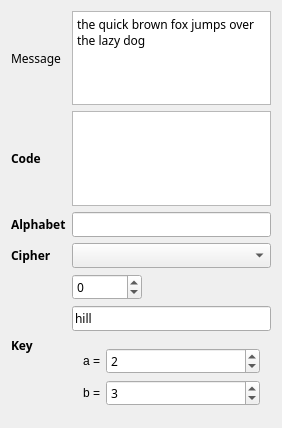
The window that sem5/pkc/ui/cipher_widget.ui (harababurel/homework) describes before a commit, drawn with Qt 5.
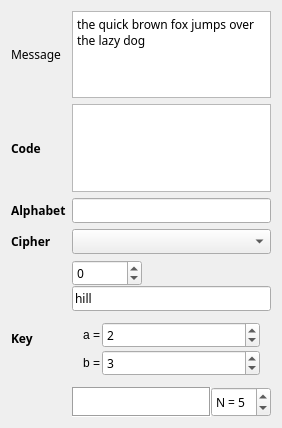
The same window after the commit.

Commit message: Add permutation cipher + drag&drop permutation widget

```diff
--- a/sem5/pkc/ui/cipher_widget.ui
+++ b/sem5/pkc/ui/cipher_widget.ui
@@ -39,8 +39,14 @@
        </property>
       </widget>
      </item>
-     <item row="5" column="1">
+     <item row="6" column="1">
       <layout class="QVBoxLayout" name="verticalLayout">
+       <property name="spacing">
+        <number>0</number>
+       </property>
+       <property name="sizeConstraint">
+        <enum>QLayout::SetMaximumSize</enum>
+       </property>
        <item>
         <widget class="QSpinBox" name="key_spin_box">
          <property name="maximumSize">
@@ -88,6 +94,9 @@
        <item>
         <widget class="QWidget" name="affine_widget" native="true">
          <layout class="QGridLayout" name="affine_key_grid">
+          <property name="spacing">
+           <number>2</number>
+          </property>
           <item row="1" column="0">
            <widget class="QLabel" name="key_b_label">
             <property name="sizePolicy">
@@ -169,6 +178,156 @@
          </layout>
         </widget>
        </item>
+       <item>
+        <widget class="QWidget" name="permutation_container" native="true">
+         <property name="sizePolicy">
+          <sizepolicy hsizetype="Preferred" vsizetype="Maximum">
+           <horstretch>0</horstretch>
+           <verstretch>0</verstretch>
+          </sizepolicy>
+         </property>
+         <property name="maximumSize">
+          <size>
+           <width>16777215</width>
+           <height>80</height>
+          </size>
+         </property>
+         <property name="font">
+          <font>
+           <family>Ubuntu Mono</family>
+          </font>
+         </property>
+         <layout class="QGridLayout" name="permutation_widget">
+          <property name="sizeConstraint">
+           <enum>QLayout::SetMaximumSize</enum>
+          </property>
+          <property name="leftMargin">
+           <number>0</number>
+          </property>
+          <property name="topMargin">
+           <number>0</number>
+          </property>
+          <property name="rightMargin">
+           <number>0</number>
+          </property>
+          <property name="bottomMargin">
+           <number>0</number>
+          </property>
+          <property name="spacing">
+           <number>0</number>
+          </property>
+          <item row="0" column="0">
+           <widget class="QListWidget" name="permutation_keys">
+            <property name="sizePolicy">
+             <sizepolicy hsizetype="Minimum" vsizetype="Minimum">
+              <horstretch>0</horstretch>
+              <verstretch>0</verstretch>
+             </sizepolicy>
+            </property>
+            <property name="maximumSize">
+             <size>
+              <width>16777215</width>
+              <height>30</height>
+             </size>
+            </property>
+            <property name="font">
+             <font>
+              <family>Ubuntu Mono</family>
+             </font>
+            </property>
+            <property name="cursor" stdset="0">
+             <cursorShape>OpenHandCursor</cursorShape>
+            </property>
+            <property name="contextMenuPolicy">
+             <enum>Qt::DefaultContextMenu</enum>
+            </property>
+            <property name="acceptDrops">
+             <bool>true</bool>
+            </property>
+            <property name="layoutDirection">
+             <enum>Qt::LeftToRight</enum>
+            </property>
+            <property name="frameShape">
+             <enum>QFrame::Box</enum>
+            </property>
+            <property name="frameShadow">
+             <enum>QFrame::Sunken</enum>
+            </property>
+            <property name="lineWidth">
+             <number>1</number>
+            </property>
+            <property name="horizontalScrollBarPolicy">
+             <enum>Qt::ScrollBarAlwaysOff</enum>
+            </property>
+            <property name="sizeAdjustPolicy">
+             <enum>QAbstractScrollArea::AdjustToContentsOnFirstShow</enum>
+            </property>
+            <property name="dragEnabled">
+             <bool>true</bool>
+            </property>
+            <property name="dragDropOverwriteMode">
+             <bool>true</bool>
+            </property>
+            <property name="dragDropMode">
+             <enum>QAbstractItemView::InternalMove</enum>
+            </property>
+            <property name="defaultDropAction">
+             <enum>Qt::MoveAction</enum>
+            </property>
+            <property name="alternatingRowColors">
+             <bool>false</bool>
+            </property>
+            <property name="textElideMode">
+             <enum>Qt::ElideMiddle</enum>
+            </property>
+            <property name="movement">
+             <enum>QListView::Static</enum>
+            </property>
+            <property name="flow">
+             <enum>QListView::LeftToRight</enum>
+            </property>
+            <property name="resizeMode">
+             <enum>QListView::Adjust</enum>
+            </property>
+            <property name="spacing">
+             <number>0</number>
+            </property>
+            <property name="viewMode">
+             <enum>QListView::ListMode</enum>
+            </property>
+            <property name="uniformItemSizes">
+             <bool>false</bool>
+            </property>
+            <property name="selectionRectVisible">
+             <bool>true</bool>
+            </property>
+           </widget>
+          </item>
+          <item row="0" column="1">
+           <widget class="QSpinBox" name="permutation_spin_box">
+            <property name="maximumSize">
+             <size>
+              <width>60</width>
+              <height>30</height>
+             </size>
+            </property>
+            <property name="prefix">
+             <string>N = </string>
+            </property>
+            <property name="minimum">
+             <number>1</number>
+            </property>
+            <property name="maximum">
+             <number>20</number>
+            </property>
+            <property name="value">
+             <number>5</number>
+            </property>
+           </widget>
+          </item>
+         </layout>
+        </widget>
+       </item>
       </layout>
      </item>
      <item row="2" column="0">
@@ -199,7 +358,7 @@
        </property>
       </widget>
      </item>
-     <item row="5" column="0">
+     <item row="6" column="0">
       <widget class="QLabel" name="key_label">
        <property name="font">
         <font>
@@ -213,7 +372,7 @@
        </property>
       </widget>
      </item>
-     <item row="4" column="0">
+     <item row="5" column="0">
       <widget class="QLabel" name="cipher_label">
        <property name="font">
         <font>
@@ -227,7 +386,7 @@
        </property>
       </widget>
      </item>
-     <item row="3" column="0">
+     <item row="4" column="0">
       <widget class="QLabel" name="alphabet_label">
        <property name="font">
         <font>
@@ -241,7 +400,7 @@
        </property>
       </widget>
      </item>
-     <item row="4" column="1">
+     <item row="5" column="1">
       <widget class="QComboBox" name="cipher_combo_box">
        <property name="font">
         <font>
@@ -252,7 +411,7 @@
        </property>
       </widget>
      </item>
-     <item row="3" column="1">
+     <item row="4" column="1">
       <widget class="QLineEdit" name="alphabet_line_edit">
        <property name="font">
         <font>
```
Left out of the diff: 38 changed lines with no effect on the pictures. The commit also changes 8 other files.
